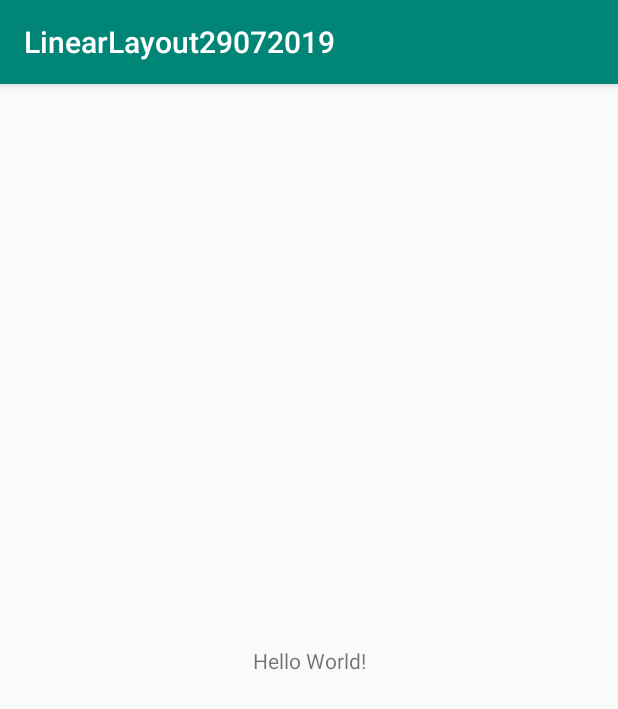
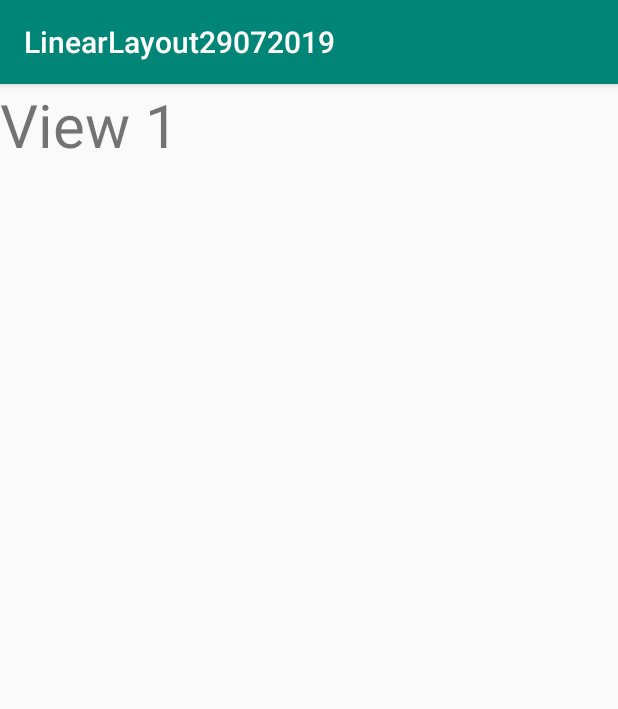
Before and after one commit to phamtanphat/LinearLayout29072019, an Android app: the screen it shows after launch (MainActivity), on a phone screen of 412 x 824 dp. Shown: the top 709 px of the screen. Run offline under Robolectric (Android 15) with nearby library versions, the phone set to English and light mode, and no system bars.

Commit message:
match_parent , wrap_content

```diff
--- a/app/src/main/res/layout/activity_main.xml
+++ b/app/src/main/res/layout/activity_main.xml
@@ -1,18 +1,17 @@
 <?xml version="1.0" encoding="utf-8"?>
-<androidx.constraintlayout.widget.ConstraintLayout xmlns:android="http://schemas.android.com/apk/res/android"
-    xmlns:app="http://schemas.android.com/apk/res-auto"
+<LinearLayout
+    xmlns:android="http://schemas.android.com/apk/res/android"
     xmlns:tools="http://schemas.android.com/tools"
     android:layout_width="match_parent"
     android:layout_height="match_parent"
     tools:context=".MainActivity">
 
+    <!--ctrl + space : gợi ý code-->
+    <!--wrap_content : co dãn kích thước theo view-->
+    <!--match_parent : lấy hết kích thước cha cho-->
     <TextView
+        android:textSize="40sp"
+        android:text="View 1"
         android:layout_width="wrap_content"
-        android:layout_height="wrap_content"
-        android:text="Hello World!"
-        app:layout_constraintBottom_toBottomOf="parent"
-        app:layout_constraintLeft_toLeftOf="parent"
-        app:layout_constraintRight_toRightOf="parent"
-        app:layout_constraintTop_toTopOf="parent" />
-
-</androidx.constraintlayout.widget.ConstraintLayout>
+        android:layout_height="wrap_content" />
+</LinearLayout>
```
